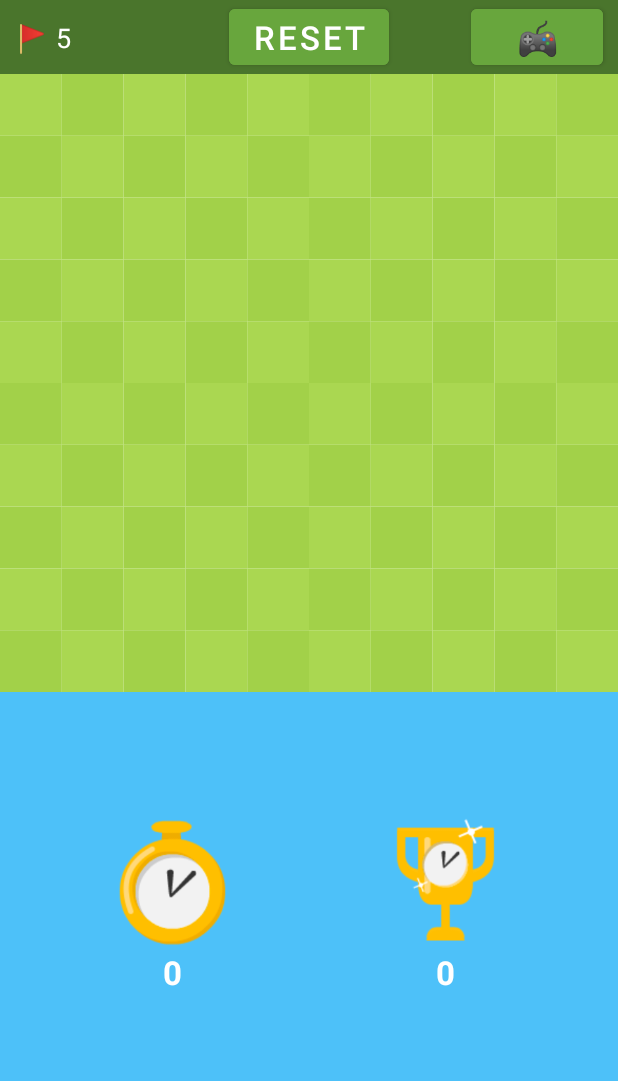
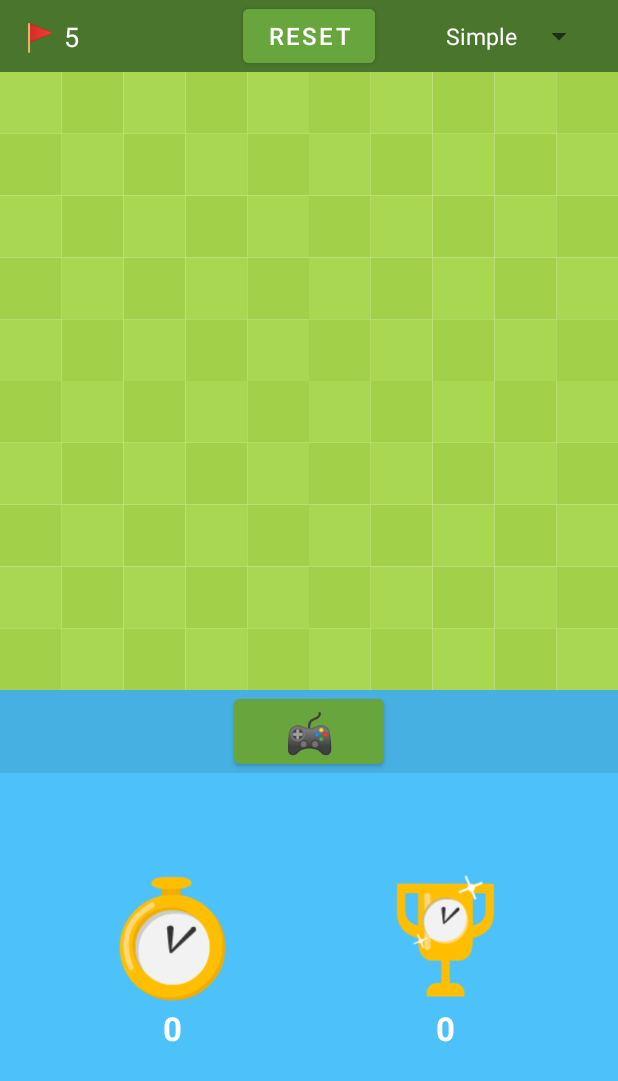
Before and after one commit to BaptisteMartinet/Minesweeper, an Android app: the screen it shows after launch (MainActivity), on a phone screen of 412 x 824 dp. Shown: the top 1081 px of the screen. Run offline under Robolectric (Android 15) with nearby library versions, the light colour scheme and no system bars.

Commit message:
feat: implement difficulty spinner

```diff
--- a/app/src/main/java/griffith/baptiste/martinet/minesweeper/MainActivity.kt
+++ b/app/src/main/java/griffith/baptiste/martinet/minesweeper/MainActivity.kt
@@ -4,13 +4,10 @@ import android.app.AlertDialog
 import android.content.DialogInterface
 import androidx.appcompat.app.AppCompatActivity
 import android.os.Bundle
-import android.widget.Button
-import android.widget.Chronometer
-import android.widget.TextView
 import android.os.SystemClock
+import android.view.View
+import android.widget.*
 import java.util.concurrent.TimeUnit
-
-
 
 class MainActivity : AppCompatActivity() {
   private lateinit var _minesweeperGame: MinesweeperGame
@@ -18,6 +15,20 @@ class MainActivity : AppCompatActivity() {
   override fun onCreate(savedInstanceState: Bundle?) {
     super.onCreate(savedInstanceState)
     setContentView(R.layout.activity_main)
+
+    val difficultySpinner = findViewById<Spinner>(R.id.difficultySpinner)
+    ArrayAdapter.createFromResource(
+      this,
+      R.array.difficulties,
+      R.layout.custom_spinner_item
+    ).also { adapter ->
+      adapter.setDropDownViewResource(android.R.layout.simple_spinner_dropdown_item)
+      difficultySpinner.adapter = adapter
+      difficultySpinner.onItemSelectedListener = object:AdapterView.OnItemSelectedListener {
+        override fun onItemSelected(parent: AdapterView<*>?, view: View?, pos: Int, id: Long) {}
+        override fun onNothingSelected(parent: AdapterView<*>?) {}
+      }
+    }
 
     val remainingFlags = findViewById<TextView>(R.id.remainingFlags)
     val chronometer = findViewById<Chronometer>(R.id.chronometer)
--- a/app/src/main/res/layout/activity_main.xml
+++ b/app/src/main/res/layout/activity_main.xml
@@ -16,7 +16,7 @@
       android:id="@+id/remainingFlags"
       android:layout_width="wrap_content"
       android:layout_height="wrap_content"
-      android:layout_marginStart="10dp"
+      android:layout_marginStart="15dp"
       android:text="@string/nb_remaining_flags"
       android:textColor="@color/white"
       android:textSize="18sp"
@@ -24,28 +24,29 @@
       app:layout_constraintStart_toStartOf="parent"
       app:layout_constraintTop_toTopOf="parent" />
 
+    <Spinner
+      android:id="@+id/difficultySpinner"
+      android:layout_width="wrap_content"
+      android:layout_height="wrap_content"
+      android:layout_marginEnd="15dp"
+      android:spinnerMode="dropdown"
+      app:layout_constraintBottom_toBottomOf="parent"
+      app:layout_constraintEnd_toEndOf="parent"
+      app:layout_constraintTop_toTopOf="parent"
+      android:entries="@array/difficulties"/>
+
     <Button
       android:id="@+id/resetBtn"
       android:layout_width="wrap_content"
       android:layout_height="wrap_content"
       android:backgroundTint="#68a63d"
       android:text="@string/reset_btn_text"
-      android:textSize="22sp"
+      android:textSize="16sp"
       app:layout_constraintBottom_toBottomOf="parent"
       app:layout_constraintEnd_toEndOf="parent"
       app:layout_constraintStart_toStartOf="parent"
       app:layout_constraintTop_toTopOf="parent" />
 
-    <Button
-      android:id="@+id/modeBtn"
-      android:layout_width="wrap_content"
-      android:layout_height="wrap_content"
-      android:layout_marginEnd="10dp"
-      android:backgroundTint="#68a63d"
-      android:text="@string/uncovering_mode"
-      android:textSize="22sp"
-      app:layout_constraintEnd_toEndOf="parent"
-      app:layout_constraintTop_toTopOf="parent" />
   </androidx.constraintlayout.widget.ConstraintLayout>
 
   <griffith.baptiste.martinet.minesweeper.MinesweeperGame
@@ -55,10 +56,28 @@
     app:boardSize="10"
     app:cellBackgroundColor="#aad751"
     app:cellBackgroundColor2="#a2d149"
+    app:cellBackgroundColorMine="#ff3369"
     app:cellBackgroundColorRevealed="#e5c29f"
     app:cellBackgroundColorRevealed2="#d7b899"
-    app:cellBackgroundColorMine="#ff3369"
     app:nbMines="5" />
+
+  <androidx.constraintlayout.widget.ConstraintLayout
+    android:layout_width="match_parent"
+    android:layout_height="wrap_content"
+    android:background="#46b0e3">
+
+    <Button
+      android:id="@+id/modeBtn"
+      android:layout_width="100dp"
+      android:layout_height="wrap_content"
+      android:backgroundTint="#68a63d"
+      android:text="@string/uncovering_mode"
+      android:textSize="26sp"
+      app:layout_constraintBottom_toBottomOf="parent"
+      app:layout_constraintEnd_toEndOf="parent"
+      app:layout_constraintStart_toStartOf="parent"
+      app:layout_constraintTop_toTopOf="parent" />
+  </androidx.constraintlayout.widget.ConstraintLayout>
 
   <androidx.constraintlayout.widget.ConstraintLayout
     android:layout_width="match_parent"
--- /dev/null
+++ b/app/src/main/res/layout/custom_spinner_item.xml
@@ -0,0 +1,7 @@
+<?xml version="1.0" encoding="utf-8"?>
+<TextView xmlns:android="http://schemas.android.com/apk/res/android"
+  android:layout_width="match_parent"
+  android:layout_height="match_parent"
+  android:textSize="15sp"
+  android:textColor="@color/white"
+  android:padding="4dp"/>
--- a/app/src/main/res/values/strings.xml
+++ b/app/src/main/res/values/strings.xml
@@ -7,4 +7,9 @@
   <string name="nb_remaining_flags">🚩 %d</string>
   <string name="clock">%d</string>
   <string name="default_best_time_value">0</string>
+  <string-array name="difficulties">
+    <item>Simple</item>
+    <item>Hard</item>
+    <item>Expert</item>
+  </string-array>
 </resources>
```
